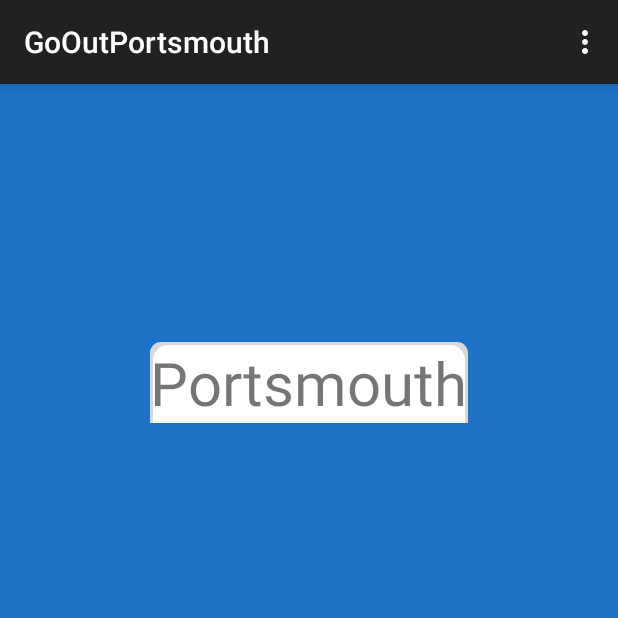
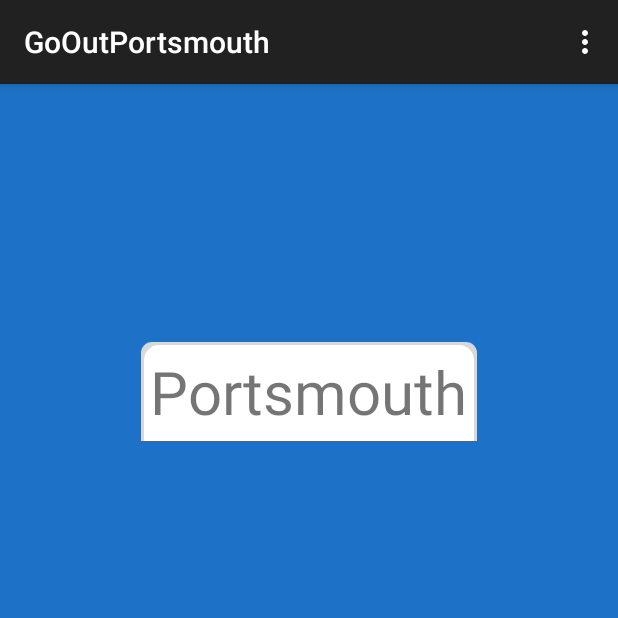
Before and after one commit to harrydet/GoOut, an Android app: the screen it shows after launch (MainActivity), on a phone screen of 412 x 824 dp, the top half of it. Run offline under Robolectric (Android 15) with nearby library versions, the phone set to English and light mode, and no system bars.

Commit message:
White Oval

```diff
--- a/app/src/main/res/layout/activity_main.xml
+++ b/app/src/main/res/layout/activity_main.xml
@@ -15,6 +15,7 @@
         android:layout_centerHorizontal="true"
         android:layout_marginTop="172dp"
         android:textSize="40dp"
+        android:padding="6dp"
         android:background="@drawable/edittext"/>
 
 </RelativeLayout>
```
